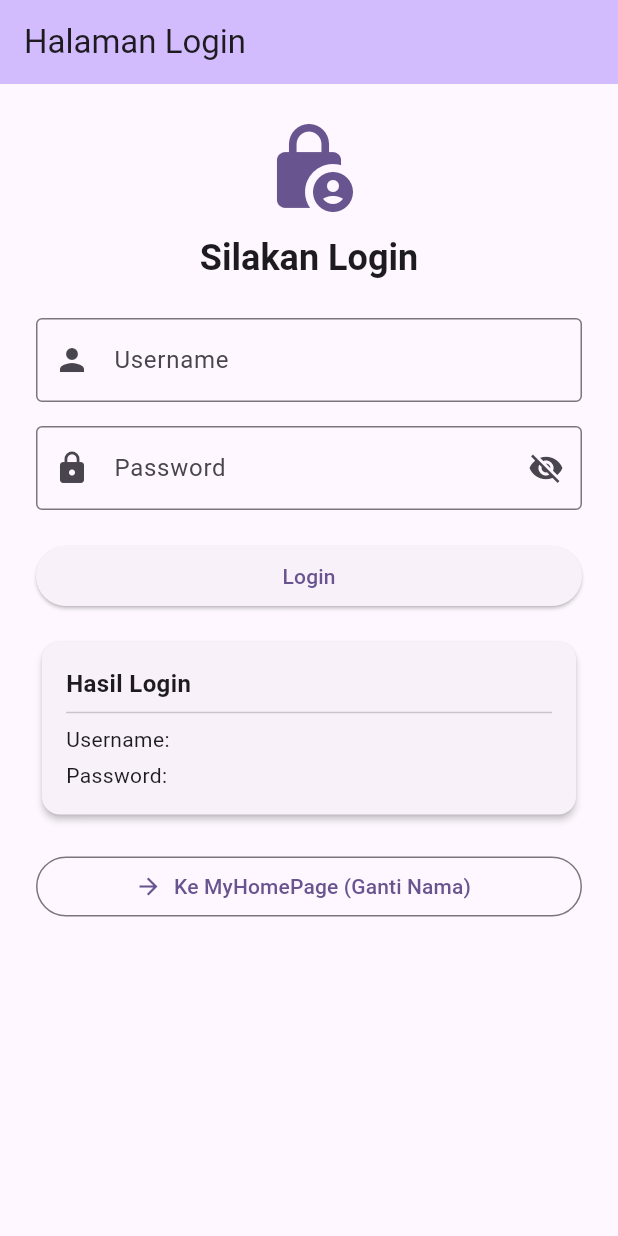
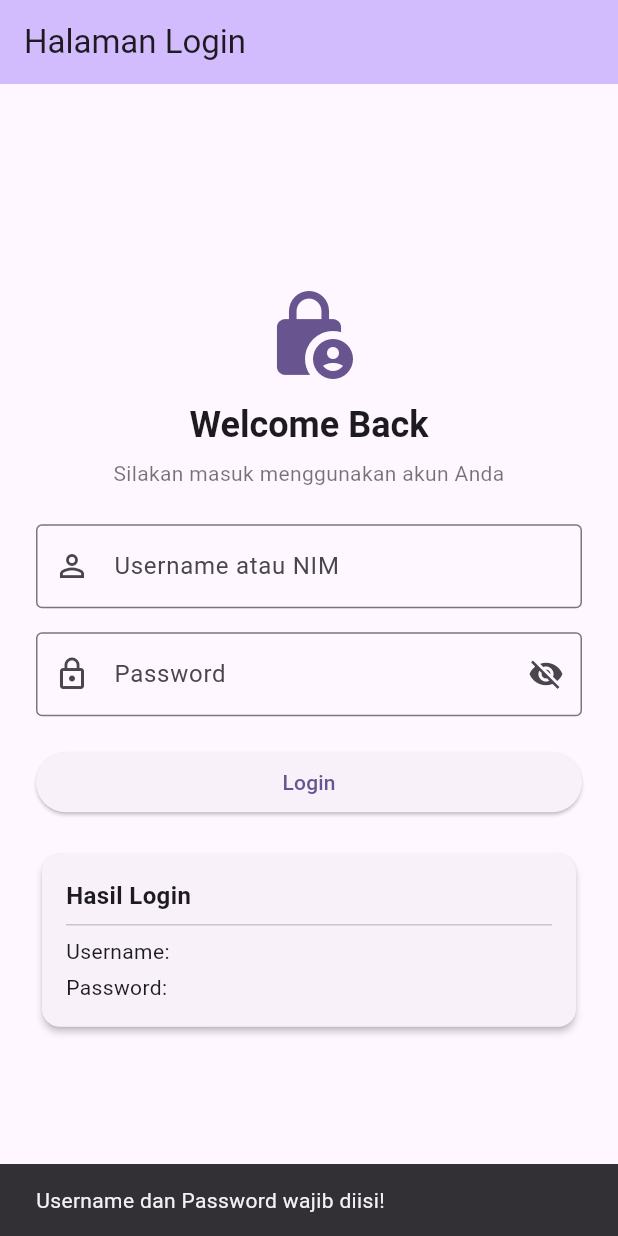
Before and after one commit to ruslibintang085-commits/tugas-ppb-flutter, a Flutter app: the screen it shows after launch, after a tap on "Login", on a phone screen of 412 x 824 dp. Run offline on Flutter 3.47's test engine with Material 3 defaults, Android fonts, the phone set to English and light mode, and no system bars.

Commit message:
Menambahkan navigasi Login ke Beranda dengan passing data username

```diff
--- a/lib/pages/login_page.dart
+++ b/lib/pages/login_page.dart
@@ -22,10 +22,32 @@ class _LoginPageState extends State<LoginPage> {
   final TextEditingController _passwordController = TextEditingController();
 
   void _handleLogin() {
+    final inputUser = _usernameController.text.trim();
+    final inputPass = _passwordController.text.trim();
+
+    if (inputUser.isEmpty || inputPass.isEmpty) {
+      ScaffoldMessenger.of(context).showSnackBar(
+        const SnackBar(
+          content: Text("Username dan Password wajib diisi!"),
+        ),
+      );
+      return;
+    }
+
     setState(() {
-      _username = _usernameController.text;
-      _password = _passwordController.text;
+      _username = inputUser;
+      _password = inputPass;
     });
+
+    Navigator.push(
+      context,
+      MaterialPageRoute(
+        builder: (context) => MyHomePage(
+          title: "Home / Beranda",
+          username: inputUser,
+        ),
+      ),
+    );
   }
 
   @override
@@ -42,23 +64,32 @@ class _LoginPageState extends State<LoginPage> {
         backgroundColor: Theme.of(context).colorScheme.inversePrimary,
         title: Text(widget.title),
       ),
-      body: SingleChildScrollView(
+      body: Center(
+        child: SingleChildScrollView(
           padding: const EdgeInsets.all(24.0),
+          child: ConstrainedBox(
+            constraints: const BoxConstraints(maxWidth: 420),
             child: Column(
               crossAxisAlignment: CrossAxisAlignment.stretch,
               children: [
-            const HeaderLogin(judul: "Silakan Login"),
+                const HeaderLogin(judul: "Welcome Back"),
+                const SizedBox(height: 6),
+                const Text(
+                  "Silakan masuk menggunakan akun Anda",
+                  textAlign: TextAlign.center,
+                  style: TextStyle(color: Colors.black54),
+                ),
                 const SizedBox(height: 24),
                 InputField(
                   controller: _usernameController,
-              hint: "Username",
-              icon: Icons.person,
+                  hint: "Username atau NIM",
+                  icon: Icons.person_outline,
                 ),
                 const SizedBox(height: 16),
                 InputField(
                   controller: _passwordController,
                   hint: "Password",
-              icon: Icons.lock,
+                  icon: Icons.lock_outline,
                   isPassword: true,
                 ),
                 const SizedBox(height: 20),
@@ -66,26 +97,14 @@ class _LoginPageState extends State<LoginPage> {
                   label: "Login",
                   onPressed: _handleLogin,
                 ),
-            const SizedBox(height: 16),
+                const SizedBox(height: 20),
                 KartuHasilLogin(
                   username: _username,
                   password: _password,
                 ),
-            const SizedBox(height: 20),
-            OutlinedButton.icon(
-              onPressed: () {
-                Navigator.push(
-                  context,
-                  MaterialPageRoute(
-                    builder: (context) =>
-                        const MyHomePage(title: "Halaman Utama"),
+              ],
             ),
-                );
-              },
-              icon: const Icon(Icons.arrow_forward),
-              label: const Text("Ke MyHomePage (Ganti Nama)"),
           ),
-          ],
         ),
       ),
     );
```
Also changed, not shown: lib/pages/my_home_page.dart (+79 -39 lines). Lines whose indentation alone changed are shown as unchanged.
